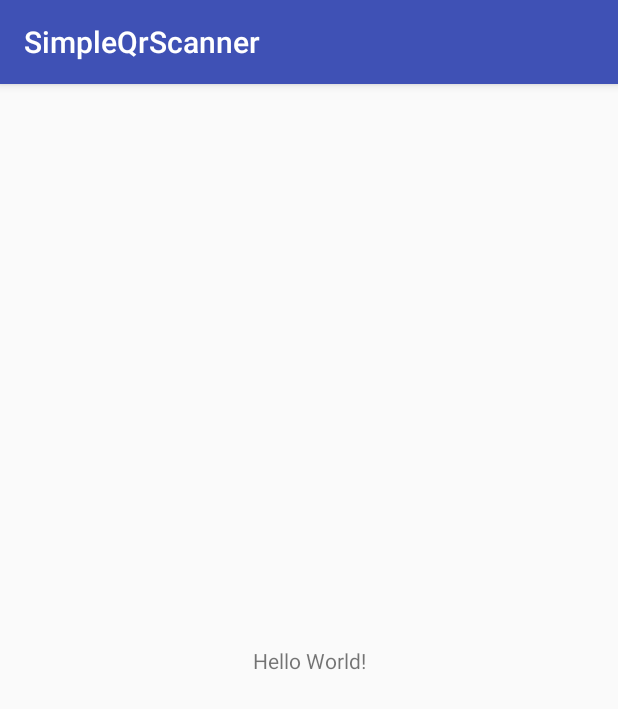
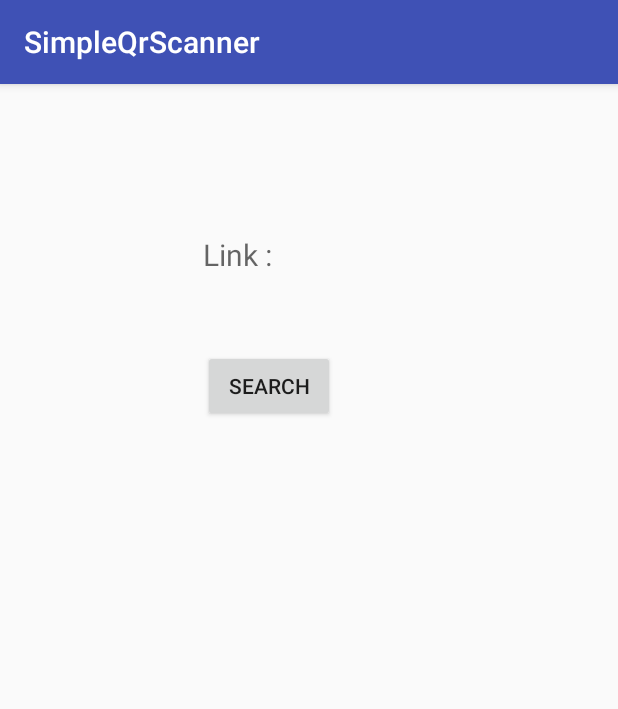
Before and after one commit to masich/AndroidSimpleQrScanner, an Android app: the screen it shows after launch (MainActivity), on a phone screen of 412 x 824 dp. Shown: the top 709 px of the screen. Run offline under Robolectric (Android 15) with nearby library versions, the phone set to English and light mode, and no system bars; libraries missing offline, so code that uses them is left out: com.google.zxing.integration.

Commit message:
Added QR response handler

```diff
--- a/app/build.gradle
+++ b/app/build.gradle
@@ -30,4 +30,6 @@ dependencies {
     testImplementation 'junit:junit:4.12'
     androidTestImplementation 'com.android.support.test:runner:1.0.1'
     androidTestImplementation 'com.android.support.test.espresso:espresso-core:3.0.1'
+    compile 'com.journeyapps:zxing-android-embedded:3.5.0@aar'
+    compile 'com.google.zxing:core:3.3.0'
 }
--- a/app/src/main/res/layout/activity_main.xml
+++ b/app/src/main/res/layout/activity_main.xml
@@ -1,18 +1,31 @@
 <?xml version="1.0" encoding="utf-8"?>
-<android.support.constraint.ConstraintLayout xmlns:android="http://schemas.android.com/apk/res/android"
+<LinearLayout xmlns:android="http://schemas.android.com/apk/res/android"
     xmlns:app="http://schemas.android.com/apk/res-auto"
     xmlns:tools="http://schemas.android.com/tools"
     android:layout_width="match_parent"
     android:layout_height="match_parent"
+    android:orientation="vertical"
     tools:context="com.simpleqrscanner.MainActivity">
 
     <TextView
+        android:id="@+id/link"
+        android:textSize="20dp"
+        android:enabled="true"
+        android:autoLink="web"
+        android:layout_marginTop="100dp"
+        android:layout_marginLeft="135dp"
         android:layout_width="wrap_content"
         android:layout_height="wrap_content"
-        android:text="Hello World!"
-        app:layout_constraintBottom_toBottomOf="parent"
-        app:layout_constraintLeft_toLeftOf="parent"
-        app:layout_constraintRight_toRightOf="parent"
-        app:layout_constraintTop_toTopOf="parent" />
+        android:hint="@string/link"/>
 
-</android.support.constraint.ConstraintLayout>
+    <Button
+        android:id="@+id/search"
+        android:text="@string/search"
+        android:layout_width="wrap_content"
+        android:layout_height="wrap_content"
+        android:layout_marginTop="50dp"
+        android:layout_marginLeft="135dp">
+    </Button>
+
+
+</LinearLayout>
--- a/app/src/main/res/values/strings.xml
+++ b/app/src/main/res/values/strings.xml
@@ -1,3 +1,5 @@
 <resources>
     <string name="app_name">SimpleQrScanner</string>
+    <string name="search">Search</string>
+    <string name="link">Link : </string>
 </resources>
```
Also changed, not shown: app/src/main/java/com/simpleqrscanner/MainActivity.kt (+28 -0 lines).
